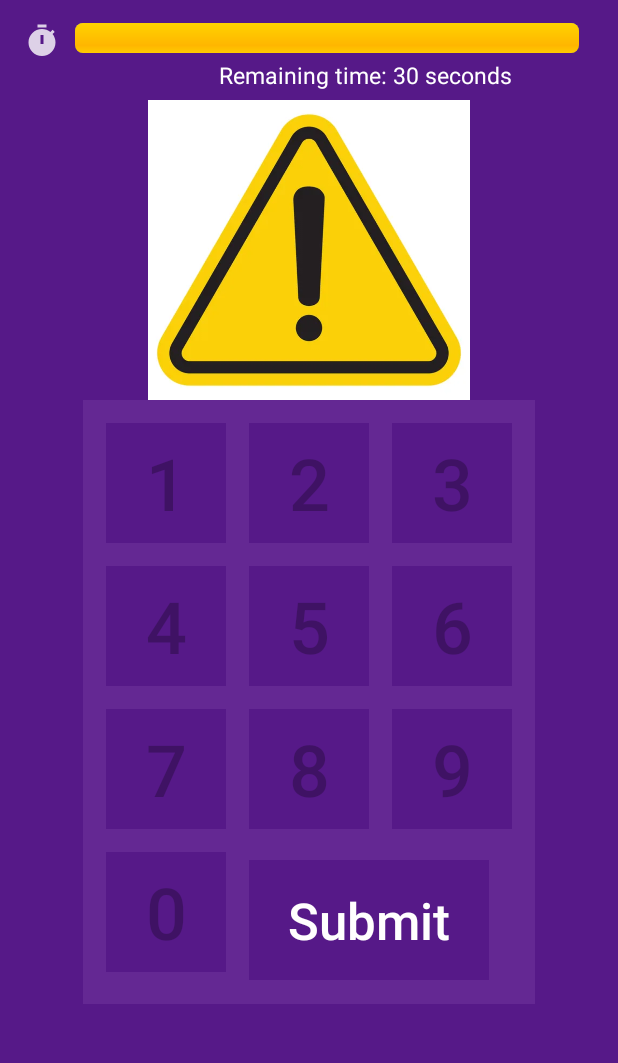
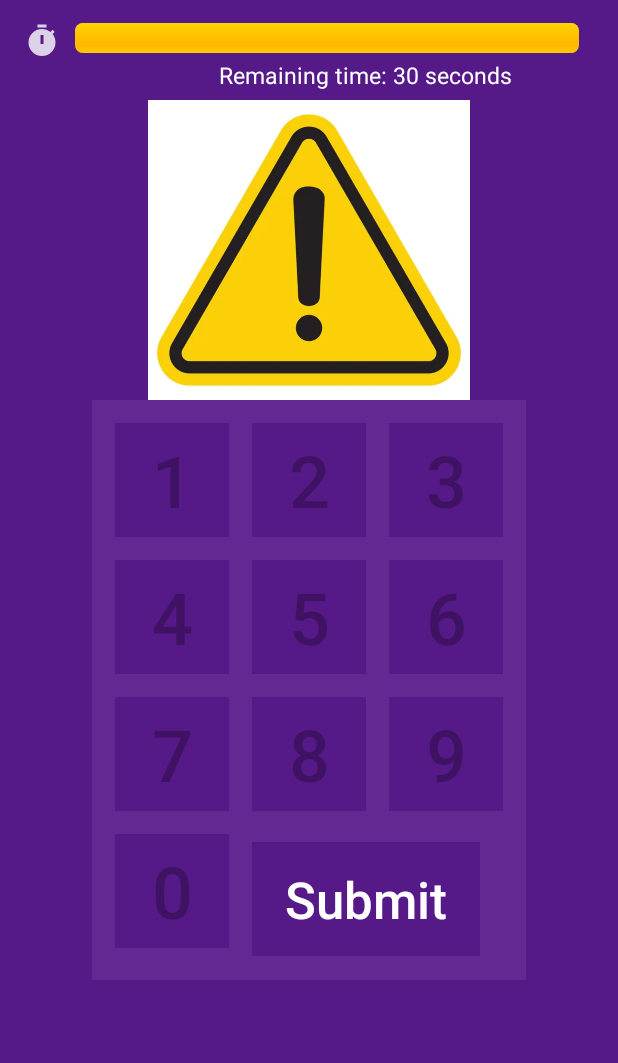
Before and after one commit to ChamodiDH/android-Quiz-App, an Android app: the screen it shows after launch (MainActivity), on a phone screen of 412 x 824 dp, the part 153-1216 px from its top. Run offline under Robolectric (Android 15) with nearby library versions, the phone set to English and light mode, and no system bars; our stand-ins replace Picasso; pictures from the network do not load; 1 statement that could not run was skipped.

Commit message:
button changes

```diff
--- a/app/src/main/java/com/cdh/quizzgame/MainActivity.java
+++ b/app/src/main/java/com/cdh/quizzgame/MainActivity.java
@@ -85,12 +85,12 @@ public class MainActivity extends AppCompatActivity {
             @Override
             public void onClick(View view) {
 
-                selectedAnswerButton.setBackgroundColor(getResources().getColor(R.color.button_background_color));
+                if(selectedAnswerButton != null){
+                    selectedAnswerButton.setBackgroundColor(getResources().getColor(R.color.button_background_color));
+                }
+                selectedSolution = 0;
                 selectedAnswerButton = findViewById(R.id.btn0);
                 selectedAnswerButton.setBackgroundColor(getResources().getColor(R.color.primary_purple));
-                selectedSolution = 0;
-
-
 
             }
         });
--- a/app/src/main/res/layout/activity_main.xml
+++ b/app/src/main/res/layout/activity_main.xml
@@ -185,8 +185,8 @@
 
             <Button
                 android:id="@+id/btn1"
-                android:layout_width="80dp"
-                android:layout_height="80dp"
+                android:layout_width="76dp"
+                android:layout_height="76dp"
                 android:layout_marginLeft="15dp"
                 android:background="@drawable/button_custom_background"
                 android:text="@string/_1"
@@ -195,8 +195,8 @@
 
             <Button
                 android:id="@+id/btn2"
-                android:layout_width="80dp"
-                android:layout_height="80dp"
+                android:layout_width="76dp"
+                android:layout_height="76dp"
                 android:layout_marginLeft="15dp"
                 android:background="@drawable/button_custom_background"
                 android:text="@string/_2"
@@ -204,8 +204,8 @@
 
             <Button
                 android:id="@+id/btn3"
-                android:layout_width="80dp"
-                android:layout_height="80dp"
+                android:layout_width="76dp"
+                android:layout_height="76dp"
                 android:layout_marginLeft="15dp"
                 android:layout_marginRight="15dp"
                 android:background="@drawable/button_custom_background"
@@ -226,8 +226,8 @@
 
             <Button
                 android:id="@+id/btn4"
-                android:layout_width="80dp"
-                android:layout_height="80dp"
+                android:layout_width="76dp"
+                android:layout_height="76dp"
                 android:layout_marginLeft="15dp"
                 android:background="@drawable/button_custom_background"
                 android:text="@string/_4"
@@ -235,8 +235,8 @@
 
             <Button
                 android:id="@+id/btn5"
-                android:layout_width="80dp"
-                android:layout_height="80dp"
+                android:layout_width="76dp"
+                android:layout_height="76dp"
                 android:layout_marginLeft="15dp"
                 android:background="@drawable/button_custom_background"
                 android:text="@string/_5"
@@ -245,8 +245,8 @@
 
             <Button
                 android:id="@+id/btn6"
-                android:layout_width="80dp"
-                android:layout_height="80dp"
+                android:layout_width="76dp"
+                android:layout_height="76dp"
                 android:layout_marginLeft="15dp"
                 android:layout_marginRight="15dp"
                 android:background="@drawable/button_custom_background"
@@ -266,8 +266,8 @@
 
             <Button
                 android:id="@+id/btn7"
-                android:layout_width="80dp"
-                android:layout_height="80dp"
+                android:layout_width="76dp"
+                android:layout_height="76dp"
                 android:layout_marginLeft="15dp"
                 android:background="@drawable/button_custom_background"
                 android:text="@string/_7"
@@ -275,8 +275,8 @@
 
             <Button
                 android:id="@+id/btn8"
-                android:layout_width="80dp"
-                android:layout_height="80dp"
+                android:layout_width="76dp"
+                android:layout_height="76dp"
                 android:layout_marginLeft="15dp"
                 android:background="@drawable/button_custom_background"
                 android:text="@string/_8"
@@ -284,8 +284,8 @@
 
             <Button
                 android:id="@+id/btn9"
-                android:layout_width="80dp"
-                android:layout_height="80dp"
+                android:layout_width="76dp"
+                android:layout_height="76dp"
                 android:layout_marginLeft="15dp"
                 android:layout_marginRight="15dp"
                 android:background="@drawable/button_custom_background"
@@ -307,8 +307,8 @@
 
             <Button
                 android:id="@+id/btn0"
-                android:layout_width="80dp"
-                android:layout_height="80dp"
+                android:layout_width="76dp"
+                android:layout_height="76dp"
                 android:layout_marginLeft="15dp"
                 android:layout_marginBottom="15dp"
                 android:background="@drawable/button_custom_background"
@@ -317,8 +317,8 @@
 
             <Button
                 android:id="@+id/submitButton"
-                android:layout_width="160dp"
-                android:layout_height="80dp"
+                android:layout_width="152dp"
+                android:layout_height="76dp"
                 android:layout_marginLeft="15dp"
                 android:layout_marginBottom="15dp"
                 android:background="@color/primary_purple"
@@ -330,8 +330,8 @@
 
             <Button
                 android:id="@+id/nextButton"
-                android:layout_width="160dp"
-                android:layout_height="80dp"
+                android:layout_width="152dp"
+                android:layout_height="76dp"
                 android:layout_marginLeft="15dp"
                 android:layout_marginBottom="15dp"
                 android:background="@color/primary_purple"
```
